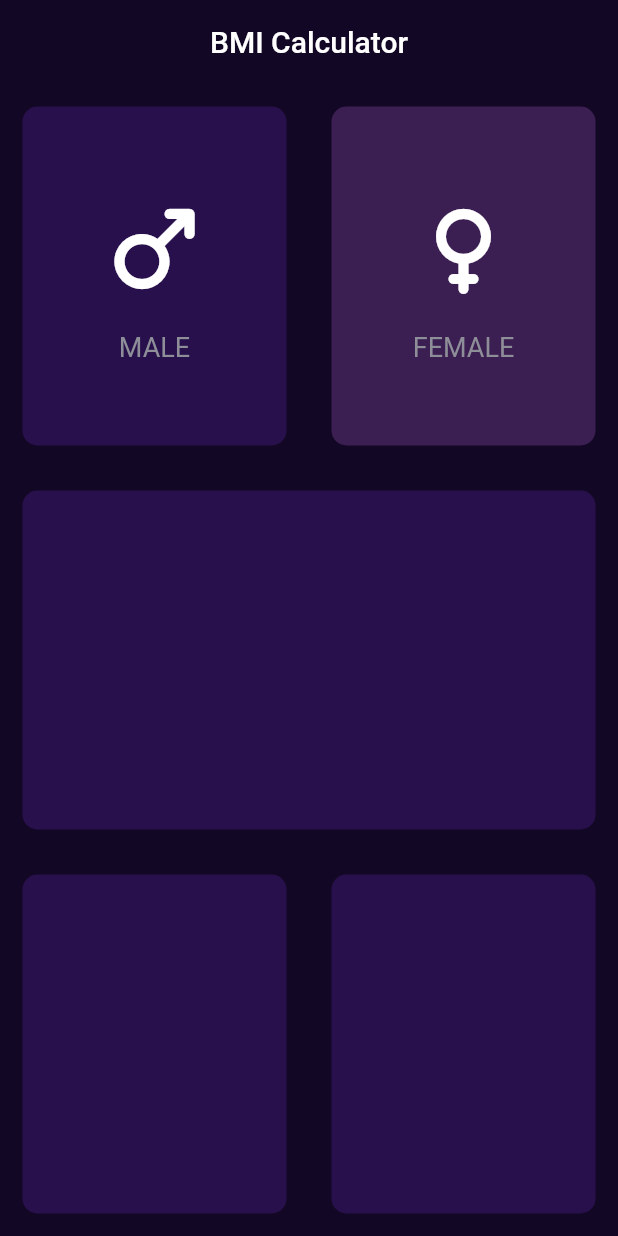
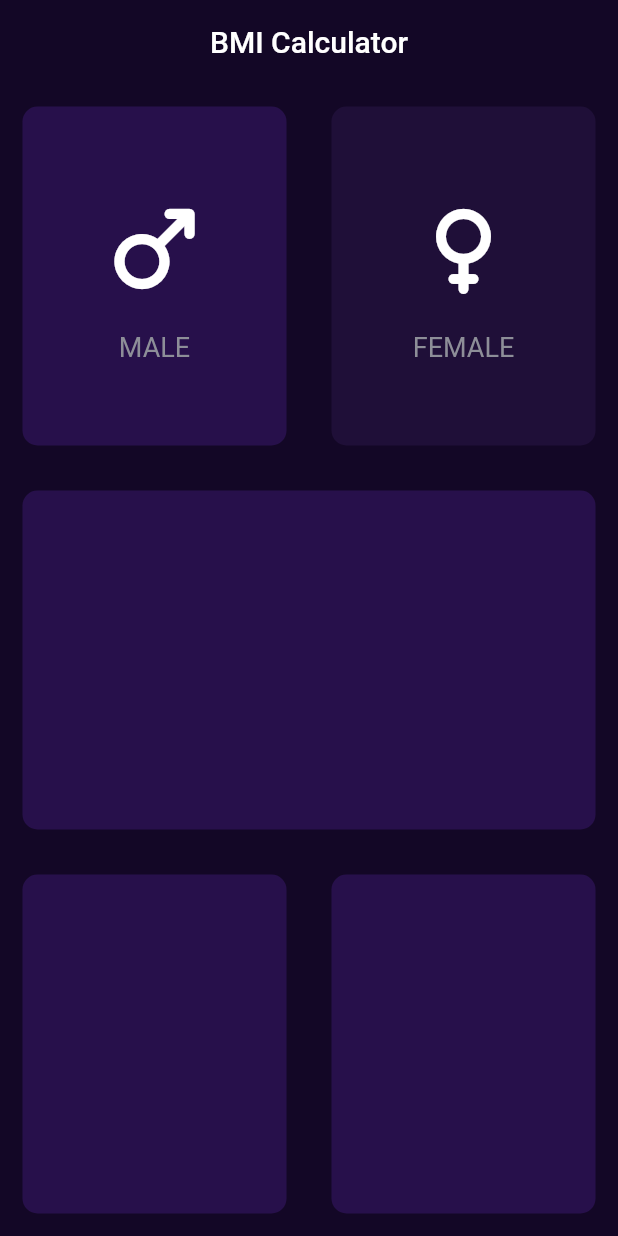
Before and after one commit to TheHarshKadam/BMI-Calculator, a Flutter app: the screen it shows after launch, on a phone screen of 412 x 824 dp. Run offline on Flutter 3.47's test engine with Material 2 defaults, Android fonts, the phone set to English and light mode, and no system bars.

Commit message:
minor color change

```diff
--- a/lib/pages/home.dart
+++ b/lib/pages/home.dart
@@ -8,7 +8,7 @@ class home extends StatefulWidget {
 }
 
 const activeCardColor = Color(0xFF27104b);
-const inactiveCardColor = Color(0xFF3b1e52);
+const inactiveCardColor = Color(0xFF1f0f38);
 enum Gender { Male, Female }
 
 class _homeState extends State<home> {
```
